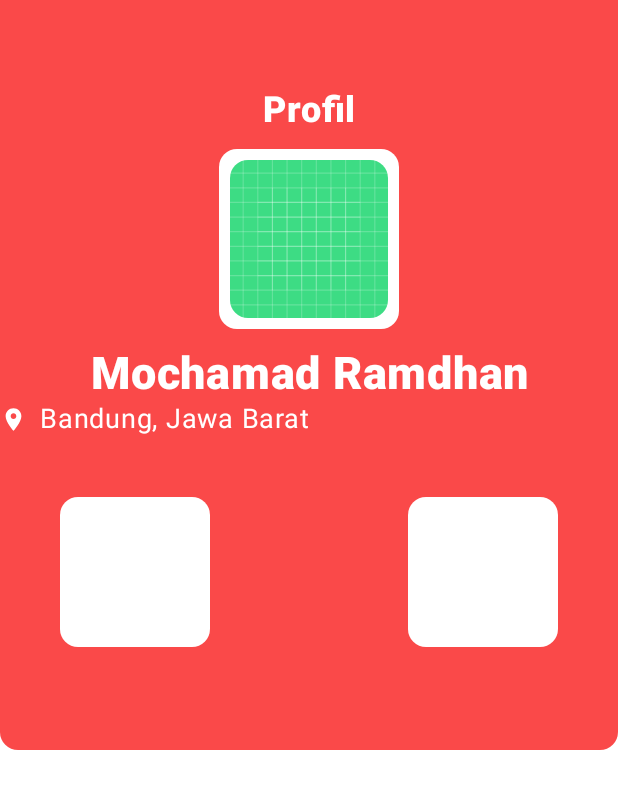
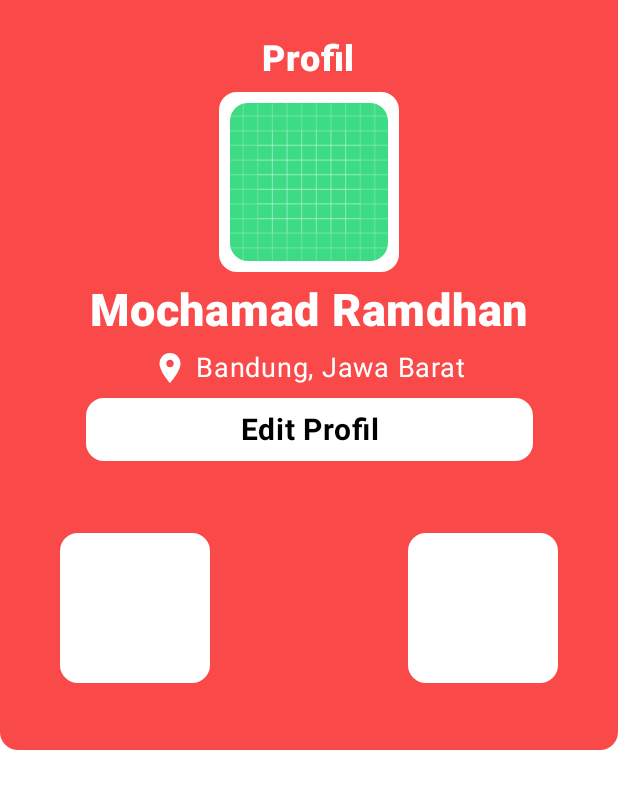
Before and after one commit to DareToDonor/Mobile, an Android app built with Jetpack Compose: the @Preview function GreetingPreview, on a phone screen of 412 x 824 dp. Shown: the top 789 px of the screen. Run offline under Robolectric (Android 15) with nearby library versions, the phone set to English and light mode, and no system bars.

Commit message:
add buttomeditprofil component and update screen profile

```diff
--- /dev/null
+++ b/app/src/main/java/com/daaretodonor/ui/components/ButtomEditProfil.kt
@@ -0,0 +1,51 @@
+package com.daaretodonor.ui.components
+
+import androidx.compose.foundation.background
+import androidx.compose.foundation.layout.Box
+import androidx.compose.foundation.layout.fillMaxWidth
+import androidx.compose.foundation.layout.size
+import androidx.compose.material3.MaterialTheme
+import androidx.compose.material3.Text
+import androidx.compose.runtime.Composable
+import androidx.compose.ui.Alignment
+import androidx.compose.ui.Modifier
+import androidx.compose.ui.draw.clip
+import androidx.compose.ui.graphics.Color
+import androidx.compose.ui.res.stringResource
+import androidx.compose.ui.text.font.FontWeight
+import androidx.compose.ui.text.style.TextAlign
+import androidx.compose.ui.tooling.preview.Preview
+import androidx.compose.ui.unit.dp
+import androidx.compose.ui.unit.sp
+import com.daaretodonor.R
+import com.daaretodonor.ui.theme.DaareToDonorTheme
+
+
+@Composable
+fun ButtomEditProfil(
+) {
+    Box(
+        modifier = Modifier
+            .size(height = 42.dp, width = 298.dp)
+            .clip(MaterialTheme.shapes.medium)
+            .background(Color.White),
+        contentAlignment = Alignment.Center
+    ) {
+        Text(
+            text = stringResource(R.string.edit_profil),
+            fontWeight = FontWeight.Bold,
+            color = Color.Black,
+            fontSize = 20.sp,
+            textAlign = TextAlign.Center,
+            modifier = Modifier
+                .fillMaxWidth(),
+        )
+    }
+}
+@Preview(showBackground = true)
+@Composable
+fun GreetingPreview() {
+    DaareToDonorTheme {
+        ButtomEditProfil()
+    }
+}
--- a/app/src/main/java/com/daaretodonor/ui/screen/profil/ProfileScreen.kt
+++ b/app/src/main/java/com/daaretodonor/ui/screen/profil/ProfileScreen.kt
@@ -14,7 +14,6 @@ import androidx.compose.foundation.layout.padding
 import androidx.compose.foundation.layout.size
 import androidx.compose.foundation.shape.CornerSize
 import androidx.compose.material.icons.Icons
-import androidx.compose.material.icons.filled.Face
 import androidx.compose.material.icons.filled.Place
 import androidx.compose.material3.Icon
 import androidx.compose.material3.MaterialTheme
@@ -33,6 +32,7 @@ import androidx.compose.ui.tooling.preview.Preview
 import androidx.compose.ui.unit.dp
 import androidx.compose.ui.unit.sp
 import com.daaretodonor.R
+import com.daaretodonor.ui.components.ButtomEditProfil
 import com.daaretodonor.ui.theme.DaareToDonorTheme
 import com.daaretodonor.ui.theme.MainColor
 
@@ -55,24 +55,21 @@ fun ProfileScreen(
         Column(
             modifier = Modifier
                 .fillMaxWidth()
-                .align(Alignment.Center)
-                .padding(top = 30.dp)
+                .padding(top = 25.dp),
+            verticalArrangement = Arrangement.Center,
+            horizontalAlignment = Alignment.CenterHorizontally
         ) {
             Text(
                 text = stringResource(R.string.menu_profil),
                 fontWeight = FontWeight.ExtraBold,
                 color = Color.White,
                 fontSize = 24.sp,
-                textAlign = TextAlign.Center,
-                modifier = Modifier
-                    .fillMaxWidth(),
             )
-            Spacer(modifier = Modifier.height(12.dp))
+            Spacer(modifier = Modifier.height(8.dp))
             Box(
                 modifier = Modifier
                     .size(120.dp)
                     .clip(MaterialTheme.shapes.medium)
-                    .align(Alignment.CenterHorizontally)
                     .background(Color.White)
             ) {
                 Image(
@@ -86,26 +83,20 @@ fun ProfileScreen(
 
                 )
             }
-            Spacer(modifier = Modifier.height(12.dp))
+            Spacer(modifier = Modifier.height(8.dp))
+
             Text(
                 text ="Mochamad Ramdhan",
                 fontWeight = FontWeight.ExtraBold,
                 color = Color.White,
                 fontSize = 30.sp,
-                textAlign = TextAlign.Center,
-                modifier = Modifier
-                    .fillMaxWidth(),
             )
+            Spacer(modifier = Modifier.height(8.dp))
             Row(
-                verticalAlignment = Alignment.CenterVertically,
-                modifier = Modifier.fillMaxWidth()
             ) {
                 Icon(
                     imageVector =  Icons.Default.Place,
                     contentDescription = null,
-                    modifier = Modifier
-                        .size(18.dp)
-                        .align(Alignment.CenterVertically),
                     tint = Color.White
                 )
                 Text(
@@ -113,16 +104,17 @@ fun ProfileScreen(
                     fontWeight = FontWeight.Normal,
                     color = Color.White,
                     fontSize = 18.sp,
-                    textAlign = TextAlign.Center,
                     modifier = Modifier
-                        .align(Alignment.CenterVertically)
-                        .padding(start = 8.dp)
+                        .padding(start = 5.dp)
                 )
             }
+            Spacer(modifier = Modifier.height(8.dp))
+            ButtomEditProfil()
+            Spacer(modifier = Modifier.height(8.dp))
             Row(
                 modifier = Modifier
-                    .fillMaxWidth()
-                    .padding(40.dp),
+                    .padding(40.dp)
+                    .fillMaxWidth(),
                 horizontalArrangement = Arrangement.SpaceBetween
             ) {
                 Box(
@@ -140,7 +132,6 @@ fun ProfileScreen(
             }
         }
     }
-
 }
 @Preview(showBackground = true)
 @Composable
--- a/app/src/main/res/values/strings.xml
+++ b/app/src/main/res/values/strings.xml
@@ -5,5 +5,6 @@
     <string name="menu_riwayat">Riwayat</string>
     <string name="menu_profil">Profil</string>
     <string name="back">Kembali</string>
+    <string name="edit_profil">Edit Profil</string>
 
 </resources>
```
